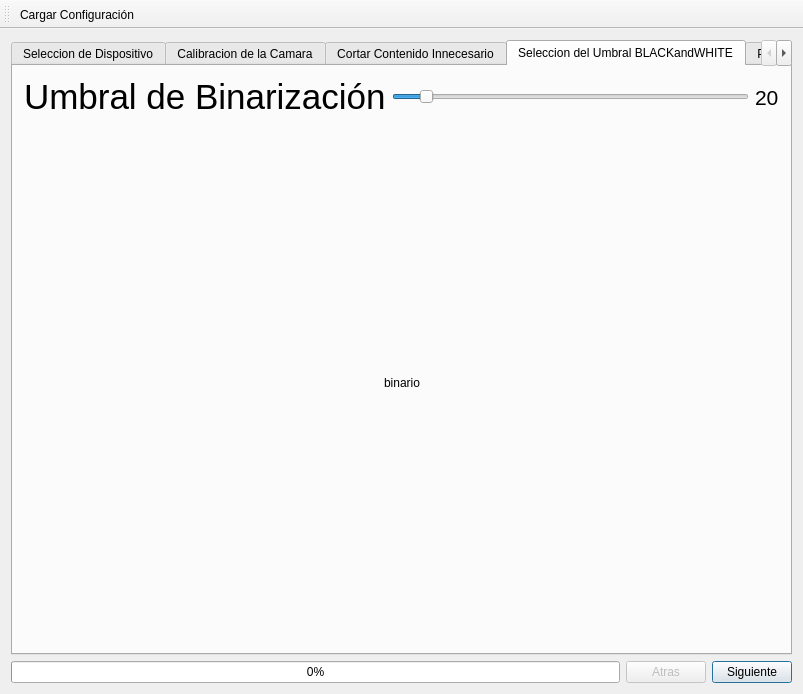
dianjuar/ModuloVisionArtifiical_ACO, file ventanaprincipal.ui: the form before one commit.
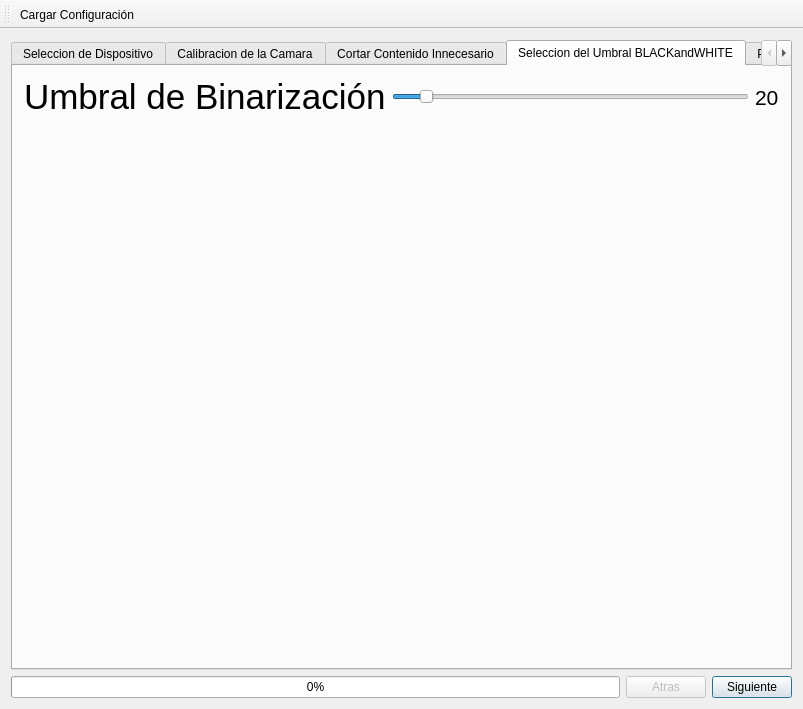
The form after the commit. The open tabs and pages were chosen to show the change. Icons and pictures are not drawn. Custom widgets are drawn as their Qt base class.

Diff of the .ui file:
```diff
--- a/ventanaprincipal.ui
+++ b/ventanaprincipal.ui
@@ -10,7 +10,7 @@
     <x>0</x>
     <y>0</y>
     <width>803</width>
-    <height>694</height>
+    <height>709</height>
    </rect>
   </property>
   <property name="windowTitle">
@@ -1062,7 +1062,7 @@
           <item>
            <widget class="QLabel" name="label_displayF2">
             <property name="text">
-             <string>binario</string>
+             <string/>
             </property>
             <property name="pixmap">
              <pixmap>media/CamNOT_FOUND.png</pixmap>
```
